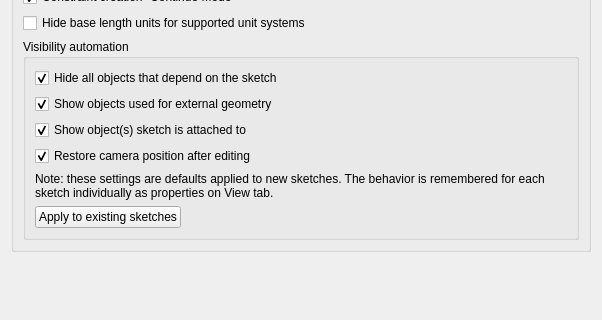
Before: the Qt Designer form src/Mod/Sketcher/Gui/SketcherSettingsDisplay.ui in southseact-3d/fcd, drawn with Qt 5; both pictures show x 0 to 602 and y 191 to 511 of the 602 by 608 pixel window.
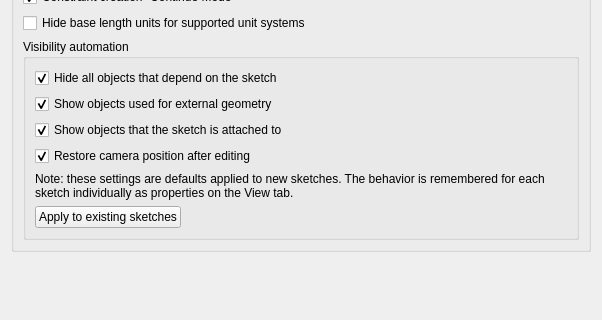
After: the same form once the commit is applied. Custom widgets are drawn as their Qt base class.

Commit message: Sketcher: small changes to two .ui dialogs

```diff
--- a/src/Mod/Sketcher/Gui/SketcherSettingsDisplay.ui
+++ b/src/Mod/Sketcher/Gui/SketcherSettingsDisplay.ui
@@ -195,7 +195,7 @@
             <string>When opening sketch, show objects the sketch is attached to</string>
            </property>
            <property name="text">
-            <string>Show object(s) sketch is attached to</string>
+            <string>Show objects that the sketch is attached to</string>
            </property>
            <property name="checked">
             <bool>true</bool>
@@ -236,7 +236,7 @@
             </sizepolicy>
            </property>
            <property name="text">
-            <string>Note: these settings are defaults applied to new sketches. The behavior is remembered for each sketch individually as properties on View tab.</string>
+            <string>Note: these settings are defaults applied to new sketches. The behavior is remembered for each sketch individually as properties on the View tab.</string>
            </property>
            <property name="alignment">
             <set>Qt::AlignBottom|Qt::AlignLeading|Qt::AlignLeft</set>
```
The commit also changes 1 other file.
